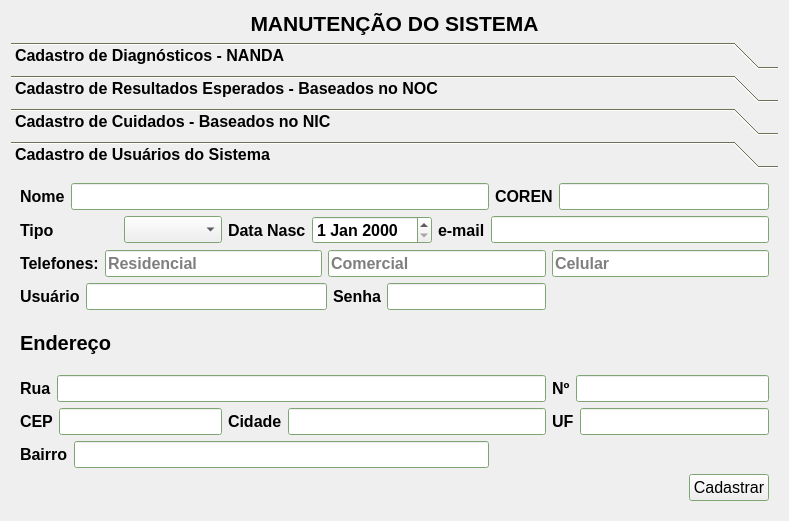
The window that GUI/maintenance.ui (LCapanelli/RP3) describes before a commit, drawn with Qt 5.
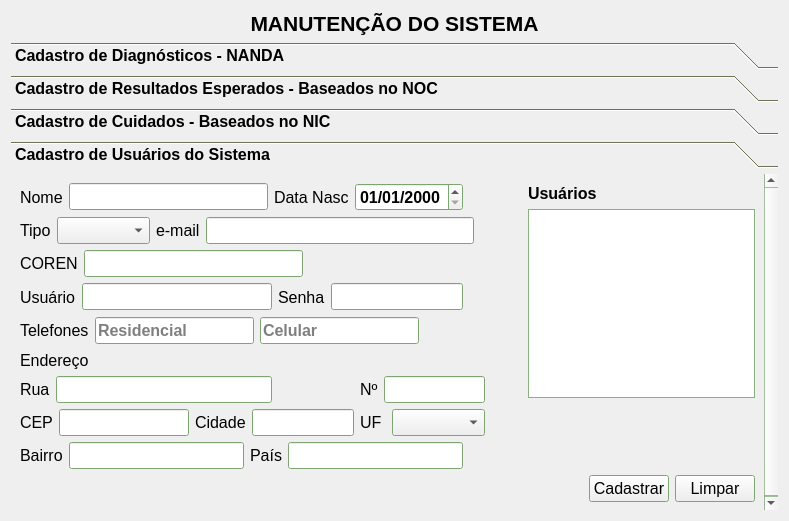
The same window after the commit. The open tabs and pages were chosen to show the change.

Commit message: GetSet User

What changed in the file:
```diff
--- a/GUI/maintenance.ui
+++ b/GUI/maintenance.ui
@@ -785,40 +785,104 @@
       <property name="geometry">
        <rect>
         <x>0</x>
-        <y>0</y>
-        <width>771</width>
-        <height>339</height>
+        <y>-5</y>
+        <width>758</width>
+        <height>375</height>
        </rect>
       </property>
       <attribute name="label">
        <string>Cadastro de Usuários do Sistema</string>
       </attribute>
-      <layout class="QGridLayout" name="gridLayout_32">
-       <item row="0" column="0" colspan="4">
-        <layout class="QHBoxLayout" name="horizontalLayout_151">
+      <layout class="QGridLayout" name="gridLayout_3">
+       <item row="0" column="0" colspan="5">
+        <layout class="QHBoxLayout" name="horizontalLayout_3">
          <item>
-          <widget class="QLabel" name="label_nomeUser_2">
-           <property name="text">
-            <string>Nome</string>
-           </property>
-          </widget>
+          <layout class="QHBoxLayout" name="horizontalLayout_151">
+           <item>
+            <widget class="QLabel" name="label_nomeUser_2">
+             <property name="font">
+              <font>
+               <weight>50</weight>
+               <bold>false</bold>
+              </font>
+             </property>
+             <property name="text">
+              <string>Nome</string>
+             </property>
+            </widget>
+           </item>
+           <item>
+            <widget class="QLineEdit" name="lineEdit_nomeUser_2"/>
+           </item>
+          </layout>
          </item>
          <item>
-          <widget class="QLineEdit" name="lineEdit_nomeUser_2"/>
+          <layout class="QHBoxLayout" name="horizontalLayout_153">
+           <item>
+            <widget class="QLabel" name="label_dataNascUser_2">
+             <property name="font">
+              <font>
+               <weight>50</weight>
+               <bold>false</bold>
+              </font>
+             </property>
+             <property name="text">
+              <string>Data Nasc</string>
+             </property>
+            </widget>
+           </item>
+           <item>
+            <widget class="QDateEdit" name="dateEdit_user_2">
+             <property name="displayFormat">
+              <string>dd/MM/yyyy</string>
+             </property>
+            </widget>
+           </item>
+          </layout>
          </item>
         </layout>
        </item>
-       <item row="0" column="4" colspan="2">
-        <layout class="QHBoxLayout" name="horizontalLayout_154">
+       <item row="0" column="8" rowspan="9">
+        <layout class="QVBoxLayout" name="verticalLayout">
          <item>
-          <widget class="QLabel" name="label_corenUser_2">
-           <property name="text">
-            <string>COREN</string>
-           </property>
-          </widget>
+          <layout class="QHBoxLayout" name="horizontalLayout_4">
+           <item>
+            <widget class="QLabel" name="label_8">
+             <property name="text">
+              <string>Usuários</string>
+             </property>
+            </widget>
+           </item>
+           <item>
+            <spacer name="horizontalSpacer_5">
+             <property name="orientation">
+              <enum>Qt::Horizontal</enum>
+             </property>
+             <property name="sizeHint" stdset="0">
+              <size>
+               <width>40</width>
+               <height>20</height>
+              </size>
+             </property>
+            </spacer>
+           </item>
+          </layout>
          </item>
          <item>
-          <widget class="QLineEdit" name="lineEdit_corenUser_2"/>
+          <widget class="QListWidget" name="listWidget"/>
+         </item>
+         <item>
+          <spacer name="verticalSpacer">
+           <property name="orientation">
+            <enum>Qt::Vertical</enum>
+           </property>
+           <property name="sizeHint" stdset="0">
+            <size>
+             <width>20</width>
+             <height>40</height>
+            </size>
+           </property>
+          </spacer>
          </item>
         </layout>
        </item>
@@ -826,6 +890,12 @@
         <layout class="QHBoxLayout" name="horizontalLayout_152">
          <item>
           <widget class="QLabel" name="label_tipoUser_2">
+           <property name="font">
+            <font>
+             <weight>50</weight>
+             <bold>false</bold>
+            </font>
+           </property>
            <property name="text">
             <string>Tipo</string>
            </property>
@@ -836,24 +906,16 @@
          </item>
         </layout>
        </item>
-       <item row="1" column="1" colspan="2">
-        <layout class="QHBoxLayout" name="horizontalLayout_153">
-         <item>
-          <widget class="QLabel" name="label_dataNascUser_2">
-           <property name="text">
-            <string>Data Nasc</string>
-           </property>
-          </widget>
-         </item>
-         <item>
-          <widget class="QDateEdit" name="dateEdit_user_2"/>
-         </item>
-        </layout>
-       </item>
-       <item row="1" column="3" colspan="3">
+       <item row="1" column="1" colspan="5">
         <layout class="QHBoxLayout" name="horizontalLayout_155">
          <item>
           <widget class="QLabel" name="label_emailUser_2">
+           <property name="font">
+            <font>
+             <weight>50</weight>
+             <bold>false</bold>
+            </font>
+           </property>
            <property name="text">
             <string>e-mail</string>
            </property>
@@ -864,17 +926,105 @@
          </item>
         </layout>
        </item>
-       <item row="2" column="0" colspan="6">
+       <item row="2" column="0" colspan="8">
+        <layout class="QHBoxLayout" name="horizontalLayout_154">
+         <item>
+          <widget class="QLabel" name="label_corenUser_2">
+           <property name="font">
+            <font>
+             <weight>50</weight>
+             <bold>false</bold>
+            </font>
+           </property>
+           <property name="text">
+            <string>COREN</string>
+           </property>
+          </widget>
+         </item>
+         <item>
+          <widget class="QLineEdit" name="lineEdit_corenUser_2"/>
+         </item>
+         <item>
+          <spacer name="horizontalSpacer_11">
+           <property name="orientation">
+            <enum>Qt::Horizontal</enum>
+           </property>
+           <property name="sizeHint" stdset="0">
+            <size>
+             <width>40</width>
+             <height>20</height>
+            </size>
+           </property>
+          </spacer>
+         </item>
+        </layout>
+       </item>
+       <item row="3" column="0" colspan="3">
+        <layout class="QHBoxLayout" name="horizontalLayout_144">
+         <item>
+          <widget class="QLabel" name="label_usuario_2">
+           <property name="font">
+            <font>
+             <weight>50</weight>
+             <bold>false</bold>
+            </font>
+           </property>
+           <property name="text">
+            <string>Usuário</string>
+           </property>
+          </widget>
+         </item>
+         <item>
+          <widget class="QLineEdit" name="lineEdit_usuario_2"/>
+         </item>
+        </layout>
+       </item>
+       <item row="3" column="3" colspan="2">
+        <layout class="QHBoxLayout" name="horizontalLayout_5">
+         <item>
+          <widget class="QLabel" name="label_senhaUser_2">
+           <property name="font">
+            <font>
+             <weight>50</weight>
+             <bold>false</bold>
+            </font>
+           </property>
+           <property name="text">
+            <string>Senha</string>
+           </property>
+          </widget>
+         </item>
+         <item>
+          <widget class="QLineEdit" name="lineEdit_senhaUser_2"/>
+         </item>
+        </layout>
+       </item>
+       <item row="3" column="5" colspan="3">
+        <spacer name="horizontalSpacer_4">
+         <property name="orientation">
+          <enum>Qt::Horizontal</enum>
+         </property>
+         <property name="sizeHint" stdset="0">
+          <size>
+           <width>71</width>
+           <height>28</height>
+          </size>
+         </property>
+        </spacer>
+       </item>
+       <item row="4" column="0" colspan="8">
         <layout class="QHBoxLayout" name="horizontalLayout_142">
          <item>
           <widget class="QLabel" name="label_telefonesUser_2">
            <property name="font">
             <font>
              <pointsize>12</pointsize>
+             <weight>50</weight>
+             <bold>false</bold>
             </font>
            </property>
            <property name="text">
-            <string>Telefones:</string>
+            <string>Telefones</string>
            </property>
           </widget>
          </item>
@@ -900,19 +1050,6 @@
            </property>
           </widget>
          </item>
-         <item>
-          <widget class="QLineEdit" name="lineEdit_telComUser_2">
-           <property name="toolTip">
-            <string>Comercial</string>
-           </property>
-           <property name="text">
-            <string/>
-           </property>
-           <property name="placeholderText">
-            <string>Comercial</string>
-           </property>
-          </widget>
-         </item>
          <item>
           <widget class="QLineEdit" name="lineEdit_telCelUser_2">
            <property name="toolTip">
@@ -926,52 +1063,61 @@
            </property>
           </widget>
          </item>
-        </layout>
-       </item>
-       <item row="3" column="0" colspan="2">
-        <layout class="QHBoxLayout" name="horizontalLayout_144">
          <item>
-          <widget class="QLabel" name="label_usuario_2">
-           <property name="text">
-            <string>Usuário</string>
+          <spacer name="horizontalSpacer_3">
+           <property name="orientation">
+            <enum>Qt::Horizontal</enum>
            </property>
-          </widget>
+           <property name="sizeHint" stdset="0">
+            <size>
+             <width>40</width>
+             <height>20</height>
+            </size>
+           </property>
+          </spacer>
          </item>
-         <item>
-          <widget class="QLineEdit" name="lineEdit_usuario_2"/>
-         </item>
         </layout>
        </item>
-       <item row="3" column="2" colspan="3">
-        <layout class="QHBoxLayout" name="horizontalLayout_143">
+       <item row="5" column="0" colspan="8">
+        <layout class="QHBoxLayout" name="horizontalLayout_6">
          <item>
-          <widget class="QLabel" name="label_senhaUser_2">
+          <widget class="QLabel" name="label_9">
+           <property name="font">
+            <font>
+             <weight>50</weight>
+             <bold>false</bold>
+            </font>
+           </property>
            <property name="text">
-            <string>Senha</string>
+            <string>Endereço</string>
            </property>
           </widget>
          </item>
          <item>
-          <widget class="QLineEdit" name="lineEdit_senhaUser_2"/>
+          <spacer name="horizontalSpacer_7">
+           <property name="orientation">
+            <enum>Qt::Horizontal</enum>
+           </property>
+           <property name="sizeHint" stdset="0">
+            <size>
+             <width>40</width>
+             <height>20</height>
+            </size>
+           </property>
+          </spacer>
          </item>
         </layout>
        </item>
-       <item row="4" column="0">
-        <widget class="QLabel" name="label_endereco_2">
-         <property name="font">
-          <font>
-           <pointsize>15</pointsize>
-          </font>
-         </property>
-         <property name="text">
-          <string>Endereço</string>
-         </property>
-        </widget>
-       </item>
-       <item row="5" column="0" colspan="5">
+       <item row="6" column="0" rowspan="2" colspan="3">
         <layout class="QHBoxLayout" name="horizontalLayout_145">
          <item>
           <widget class="QLabel" name="label_ruaUser_2">
+           <property name="font">
+            <font>
+             <weight>50</weight>
+             <bold>false</bold>
+            </font>
+           </property>
            <property name="text">
             <string>Rua</string>
            </property>
@@ -982,24 +1128,73 @@
          </item>
         </layout>
        </item>
-       <item row="5" column="5">
-        <layout class="QHBoxLayout" name="horizontalLayout_147">
+       <item row="6" column="4" rowspan="3" colspan="3">
+        <layout class="QVBoxLayout" name="verticalLayout_2">
          <item>
-          <widget class="QLabel" name="label_nmeroEndUser_2">
-           <property name="text">
-            <string>Nº</string>
-           </property>
-          </widget>
+          <layout class="QHBoxLayout" name="horizontalLayout_147">
+           <item>
+            <widget class="QLabel" name="label_nmeroEndUser_2">
+             <property name="font">
+              <font>
+               <weight>50</weight>
+               <bold>false</bold>
+              </font>
+             </property>
+             <property name="text">
+              <string>Nº</string>
+             </property>
+            </widget>
+           </item>
+           <item>
+            <widget class="QLineEdit" name="lineEdit_nmroEndUser_2"/>
+           </item>
+          </layout>
          </item>
          <item>
-          <widget class="QLineEdit" name="lineEdit_nmroEndUser_2"/>
+          <layout class="QHBoxLayout" name="horizontalLayout_148">
+           <item>
+            <widget class="QLabel" name="label_ufUser_2">
+             <property name="font">
+              <font>
+               <weight>50</weight>
+               <bold>false</bold>
+              </font>
+             </property>
+             <property name="text">
+              <string>UF</string>
+             </property>
+            </widget>
+           </item>
+           <item>
+            <widget class="QComboBox" name="comboBox"/>
+           </item>
+          </layout>
          </item>
         </layout>
        </item>
-       <item row="6" column="0">
+       <item row="7" column="7" rowspan="2">
+        <spacer name="horizontalSpacer_6">
+         <property name="orientation">
+          <enum>Qt::Horizontal</enum>
+         </property>
+         <property name="sizeHint" stdset="0">
+          <size>
+           <width>53</width>
+           <height>29</height>
+          </size>
+         </property>
+        </spacer>
+       </item>
+       <item row="8" column="0" colspan="2">
         <layout class="QHBoxLayout" name="horizontalLayout_146">
          <item>
           <widget class="QLabel" name="label_cepUser_2">
+           <property name="font">
+            <font>
+             <weight>50</weight>
+             <bold>false</bold>
+            </font>
+           </property>
            <property name="text">
             <string>CEP</string>
            </property>
@@ -1010,10 +1205,16 @@
          </item>
         </layout>
        </item>
-       <item row="6" column="1" colspan="4">
+       <item row="8" column="2" colspan="2">
         <layout class="QHBoxLayout" name="horizontalLayout_150">
          <item>
           <widget class="QLabel" name="label_cidadeUser_2">
+           <property name="font">
+            <font>
+             <weight>50</weight>
+             <bold>false</bold>
+            </font>
+           </property>
            <property name="text">
             <string>Cidade</string>
            </property>
@@ -1024,24 +1225,16 @@
          </item>
         </layout>
        </item>
-       <item row="6" column="5">
-        <layout class="QHBoxLayout" name="horizontalLayout_148">
-         <item>
-          <widget class="QLabel" name="label_ufUser_2">
-           <property name="text">
-            <string>UF</string>
-           </property>
-          </widget>
-         </item>
-         <item>
-          <widget class="QLineEdit" name="lineEdit_ufUser_2"/>
-         </item>
-        </layout>
-       </item>
-       <item row="7" column="0" colspan="4">
+       <item row="9" column="0" colspan="5">
         <layout class="QHBoxLayout" name="horizontalLayout_149">
          <item>
           <widget class="QLabel" name="label_bairroUser_2">
+           <property name="font">
+            <font>
+             <weight>50</weight>
+             <bold>false</bold>
+            </font>
+           </property>
            <property name="text">
             <string>Bairro</string>
            </property>
@@ -1050,9 +1243,38 @@
          <item>
           <widget class="QLineEdit" name="lineEdit_bairroUser_2"/>
          </item>
+         <item>
+          <widget class="QLabel" name="label_7">
+           <property name="font">
+            <font>
+             <weight>50</weight>
+             <bold>false</bold>
+            </font>
+           </property>
+           <property name="text">
+            <string>País</string>
+           </property>
+          </widget>
+         </item>
+         <item>
+          <widget class="QLineEdit" name="le_userCountry"/>
+         </item>
         </layout>
        </item>
-       <item row="8" column="0" colspan="6">
+       <item row="10" column="2">
+        <spacer name="verticalSpacer_2">
+         <property name="orientation">
+          <enum>Qt::Vertical</enum>
+         </property>
+         <property name="sizeHint" stdset="0">
+          <size>
+           <width>20</width>
+           <height>26</height>
+          </size>
+         </property>
+        </spacer>
+       </item>
+       <item row="10" column="6" colspan="3">
         <layout class="QHBoxLayout" name="horizontalLayout_156">
          <item>
           <spacer name="horizontalSpacer_10">
@@ -1080,8 +1302,34 @@
            </property>
           </widget>
          </item>
+         <item>
+          <widget class="QPushButton" name="pb_cleanUserReg">
+           <property name="font">
+            <font>
+             <weight>50</weight>
+             <bold>false</bold>
+            </font>
+           </property>
+           <property name="text">
+            <string>Limpar</string>
+           </property>
+          </widget>
+         </item>
         </layout>
        </item>
+       <item row="9" column="8">
+        <spacer name="verticalSpacer_3">
+         <property name="orientation">
+          <enum>Qt::Vertical</enum>
+         </property>
+         <property name="sizeHint" stdset="0">
+          <size>
+           <width>20</width>
+           <height>40</height>
+          </size>
+         </property>
+        </spacer>
+       </item>
       </layout>
      </widget>
     </widget>
```
Left out of the diff: 106 changed lines with no effect on the pictures. The commit also changes 5 other files.
